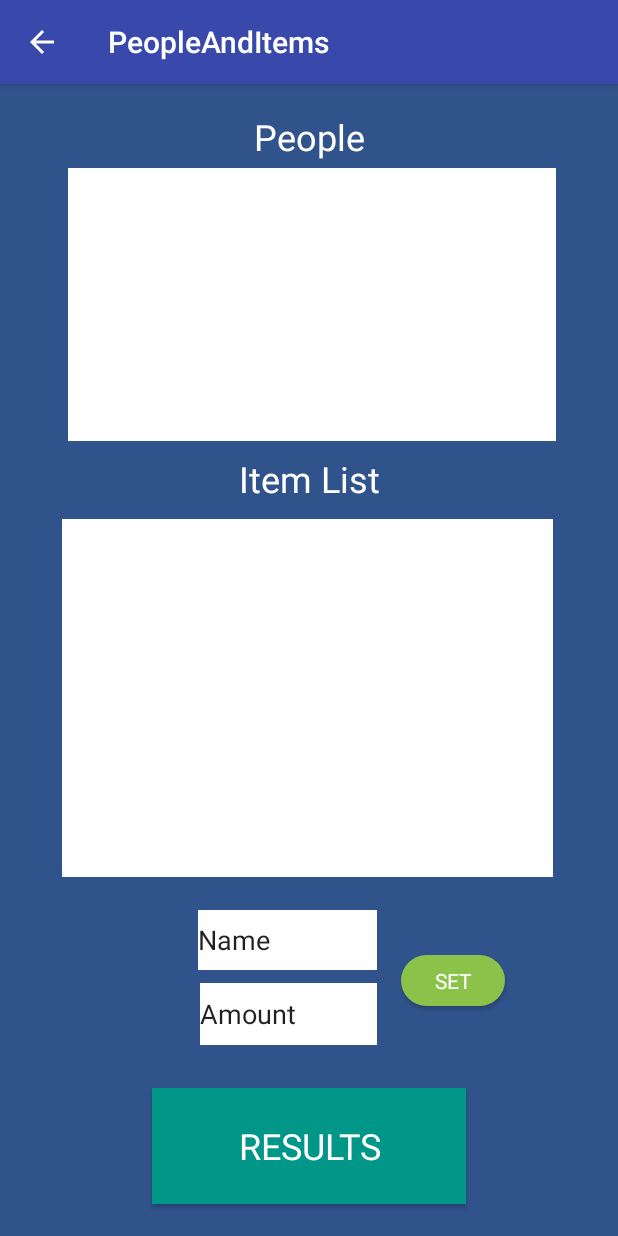
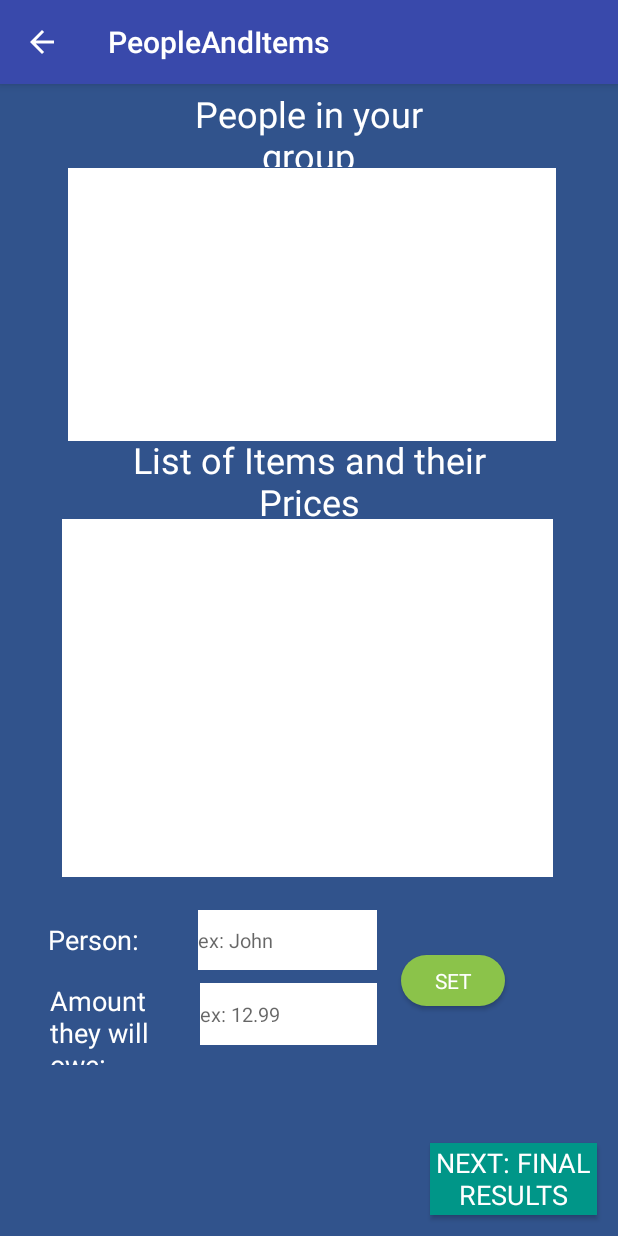
Before and after one commit to willardperalta/ics466, an Android app: the PeopleAndItems screen opened directly, with no data from a screen before it, on a phone screen of 412 x 824 dp. Run offline under Robolectric (Android 15) with nearby library versions, the phone set to English and light mode, and no system bars; Roboto replaces fonts that are not available here; 2 statements that could not run were skipped.

Commit message:
Additional UI fixes

```diff
--- a/OneCheck/app/src/main/java/com/example/onecheck/PeopleAndItems.java
+++ b/OneCheck/app/src/main/java/com/example/onecheck/PeopleAndItems.java
@@ -97,6 +97,7 @@ public class PeopleAndItems extends AppCompatActivity {
         intent.putExtra("key", names); //send the names list to the results activity
         //intent.putExtra("resultCosts", resultCosts); //send the resultCosts list to the results activity
         intent.putExtra("nameAndPrices", nameAndPrices); //send the hashmap of names and prices
+        intent.putExtra("evenlyDistributedTaxAndTip", evenlyDistributedTaxAndTip);
         startActivity(intent);
     }
 
@@ -117,7 +118,7 @@ public class PeopleAndItems extends AppCompatActivity {
 
         // Tell User that a price was set
         Context context = getApplicationContext();
-        CharSequence text = "Price set";
+        CharSequence text = "Amount set";
         int duration = Toast.LENGTH_SHORT;
         Toast toast = Toast.makeText(context, text, duration);
         toast.setGravity(Gravity.TOP|Gravity.LEFT, 500, 1500);
--- a/OneCheck/app/src/main/java/com/example/onecheck/Results.java
+++ b/OneCheck/app/src/main/java/com/example/onecheck/Results.java
@@ -3,6 +3,7 @@ package com.example.onecheck;
 import android.content.Intent;
 import android.os.Bundle;
 import android.view.View;
+import android.widget.TextView;
 
 import java.util.ArrayList;
 import java.util.HashMap;
@@ -19,6 +20,7 @@ public class Results extends AppCompatActivity {
     ArrayList<String> names = new ArrayList<>();
     ArrayList<String> resultCosts;
     ArrayList<String> finalResults = new ArrayList<>();
+    double evenlyDistributedTaxAndTip;
 
     @Override
     protected void onCreate(Bundle savedInstanceState) {
@@ -29,8 +31,12 @@ public class Results extends AppCompatActivity {
         Intent listIntent = getIntent();
         nameAndPrices = (HashMap<String, String>) listIntent.getSerializableExtra("nameAndPrices");
         names = (ArrayList<String>) listIntent.getSerializableExtra("key");
+        evenlyDistributedTaxAndTip = listIntent.getDoubleExtra("evenlyDistributedTaxAndTip", evenlyDistributedTaxAndTip);
         resultCosts = new ArrayList<>(names.size()); //initialize the costs array to be as big as the names array
 
+        //set text to show what evenlyDistributedTaxAndTip is
+        TextView textView = (TextView) findViewById(R.id.distributedtaxandtip);
+        textView.setText("$" + String.format("%.2f", evenlyDistributedTaxAndTip));
 
         //populate resultCosts array with prices from the hashmap
         for(int i = 0; i < names.size(); i++) {
--- a/OneCheck/app/src/main/res/layout/activity_people_and_items.xml
+++ b/OneCheck/app/src/main/res/layout/activity_people_and_items.xml
@@ -22,16 +22,19 @@
 
     <Button
         android:id="@+id/results"
-        android:layout_width="209dp"
-        android:layout_height="77dp"
+        android:layout_width="111dp"
+        android:layout_height="wrap_content"
+        android:layout_alignParentEnd="true"
+        android:layout_alignParentRight="true"
         android:layout_alignParentBottom="true"
-        android:layout_centerHorizontal="true"
-        android:layout_marginBottom="21dp"
+        android:layout_marginEnd="14dp"
+        android:layout_marginRight="14dp"
+        android:layout_marginBottom="14dp"
         android:background="@color/secondary"
         android:onClick="launchResultsActivity"
-        android:text="Results"
+        android:text="Next: Final Results"
         android:textColor="#ffffff"
-        android:textSize="24sp"
+        android:textSize="18sp"
         app:layout_constraintBottom_toBottomOf="parent"
         app:layout_constraintEnd_toEndOf="parent"
         app:layout_constraintHorizontal_bias="0.497"
@@ -39,15 +42,15 @@
 
     <TextView
         android:id="@+id/textView6"
-        android:layout_width="124dp"
-        android:layout_height="63dp"
+        android:layout_width="199dp"
+        android:layout_height="52dp"
         android:layout_alignParentTop="true"
         android:layout_centerHorizontal="true"
         android:layout_marginStart="60dp"
         android:layout_marginLeft="60dp"
         android:layout_marginTop="3dp"
         android:gravity="center"
-        android:text="People"
+        android:text="People in your group"
         android:textColor="@color/white"
         android:textSize="24sp"
         app:layout_constraintStart_toStartOf="parent"
@@ -55,16 +58,14 @@
 
     <TextView
         android:id="@+id/textView7"
-        android:layout_width="124dp"
-        android:layout_height="63dp"
+        android:layout_width="305dp"
+        android:layout_height="62dp"
         android:layout_alignParentTop="true"
         android:layout_centerHorizontal="true"
-        android:layout_marginStart="232dp"
-        android:layout_marginLeft="232dp"
-        android:layout_marginTop="231dp"
+        android:layout_marginTop="233dp"
         android:fontFamily="@font/voltaire"
         android:gravity="center"
-        android:text="Item List"
+        android:text="List of Items and their Prices"
         android:textColor="@color/white"
         android:textSize="24sp"
         app:layout_constraintStart_toStartOf="parent"
@@ -114,7 +115,8 @@
         android:background="@color/white"
         android:ems="10"
         android:inputType="textPersonName"
-        android:text="Name" />
+        android:textSize="13dp"
+        android:hint="ex: John"/>
 
     <EditText
         android:id="@+id/amount"
@@ -130,7 +132,37 @@
         android:background="@color/white"
         android:ems="10"
         android:inputType="textPersonName"
-        android:text="Amount" />
+        android:hint="ex: 12.99"
+        android:textSize="13dp"
+        />
+
+    <TextView
+        android:id="@+id/textView5"
+        android:layout_width="wrap_content"
+        android:layout_height="wrap_content"
+        android:layout_alignParentStart="true"
+        android:layout_alignParentLeft="true"
+        android:layout_alignParentBottom="true"
+        android:layout_marginStart="32dp"
+        android:layout_marginLeft="32dp"
+        android:layout_marginBottom="185dp"
+        android:text="Person: "
+        android:textColor="@color/white"
+        android:textSize="18dp" />
+
+    <TextView
+        android:id="@+id/textView8"
+        android:layout_width="100dp"
+        android:layout_height="55dp"
+        android:layout_alignParentStart="true"
+        android:layout_alignParentLeft="true"
+        android:layout_alignParentBottom="true"
+        android:layout_marginStart="33dp"
+        android:layout_marginLeft="33dp"
+        android:layout_marginBottom="114dp"
+        android:text="Amount they will owe: "
+        android:textColor="@color/white"
+        android:textSize="18dp" />
 
 
 </RelativeLayout>
```
Also changed, not shown: OneCheck/app/src/main/res/layout/activity_combined.xml (+22 -21 lines), OneCheck/app/src/main/res/layout/activity_people.xml (+10 -10 lines), OneCheck/app/src/main/res/layout/activity_results.xml (+30 -2 lines).
